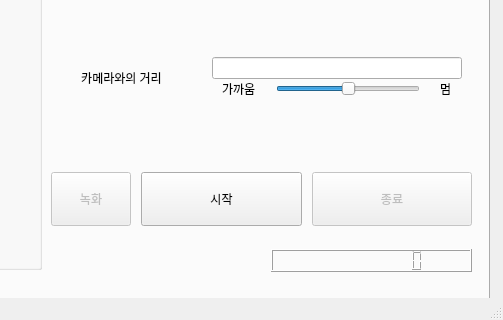
ninanoninano/BitProject_MCM, file untitled.ui: the form before one commit; both pictures show x 521 to 1024 and y 397 to 717 of the 1024 by 717 pixel window.
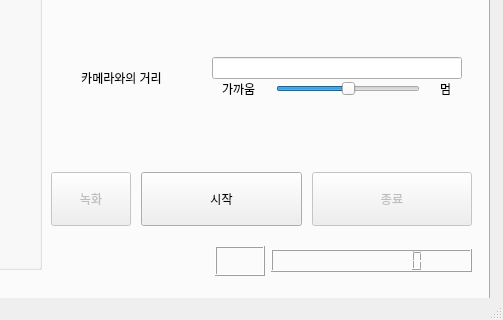
The form after the commit. Icons and pictures are not drawn.

The edit to the form file:
```diff
--- a/untitled.ui
+++ b/untitled.ui
@@ -408,6 +408,28 @@
        </property>
       </widget>
      </widget>
+     <widget class="QLabel" name="label_4">
+      <property name="geometry">
+       <rect>
+        <x>734</x>
+        <y>527</y>
+        <width>50</width>
+        <height>30</height>
+       </rect>
+      </property>
+      <property name="styleSheet">
+       <string notr="true">image: url(:/icon_timer/icon/icon_timer.png);</string>
+      </property>
+      <property name="frameShape">
+       <enum>QFrame::Box</enum>
+      </property>
+      <property name="frameShadow">
+       <enum>QFrame::Raised</enum>
+      </property>
+      <property name="text">
+       <string/>
+      </property>
+     </widget>
     </widget>
     <widget class="QWidget" name="Tab_ptex">
      <attribute name="title">
```
Left out of the diff: 10 changed lines with no effect on the pictures.
